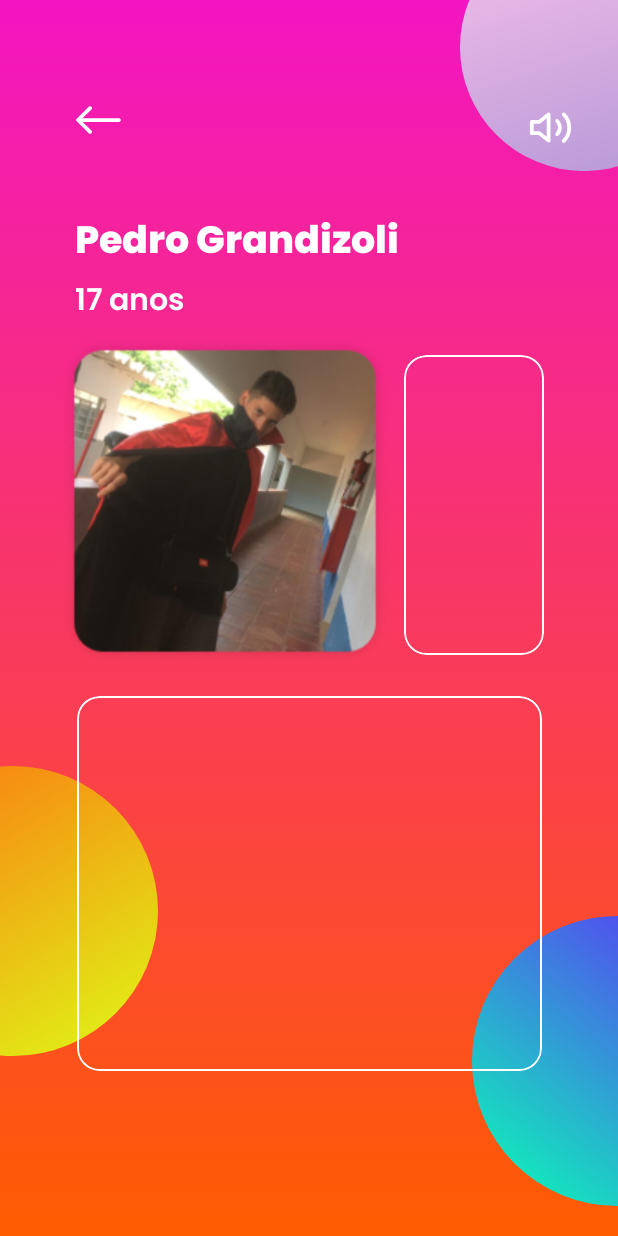
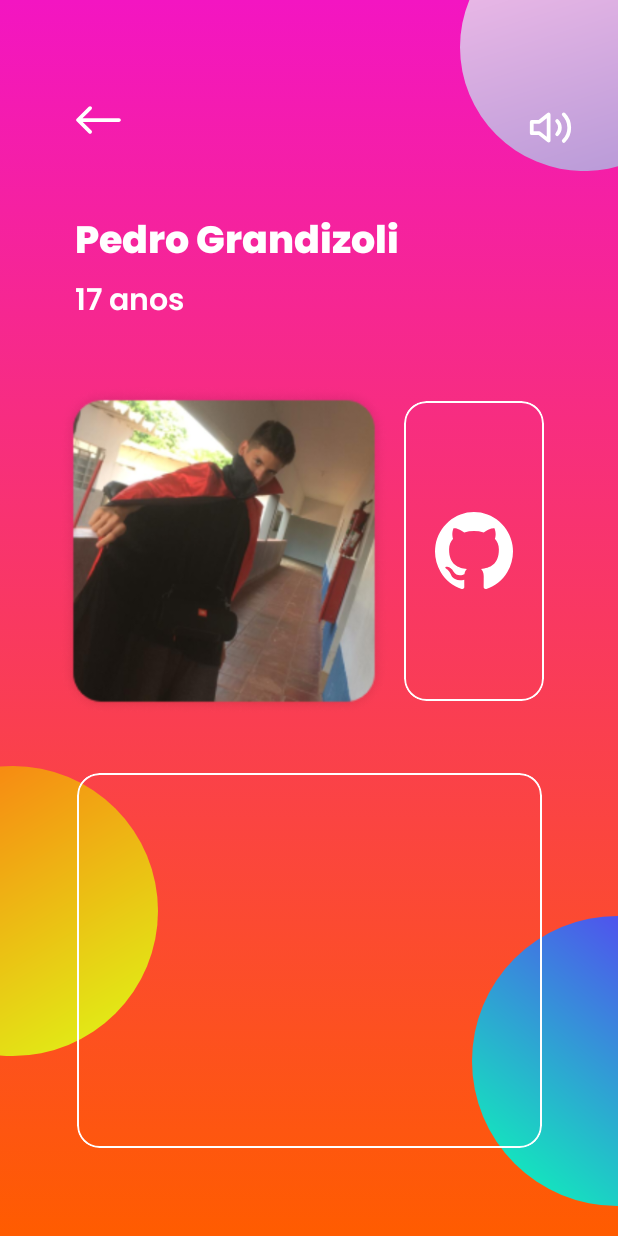
Before and after one commit to pedroh715/actio_app, an Android app: the PedroActivity screen opened directly, with no data from a screen before it, on a phone screen of 412 x 824 dp. Run offline under Robolectric (Android 15) with nearby library versions, the phone set to English and light mode, and no system bars; libraries missing offline, so code that uses them is left out: io.alterac.blurkit; plain views replace BlurLayout.

Commit message:
adding github icons 😸

```diff
--- /dev/null
+++ b/app/src/main/res/drawable/ic_github_icon.xml
@@ -0,0 +1,10 @@
+<vector xmlns:android="http://schemas.android.com/apk/res/android"
+    android:width="52dp"
+    android:height="51dp"
+    android:viewportWidth="52"
+    android:viewportHeight="51">
+  <path
+      android:pathData="M25.9914,0C19.8189,0.0032 13.8488,2.2141 9.1486,6.2373C4.4485,10.2605 1.3247,15.8337 0.3359,21.9602C-0.6529,28.0868 0.5577,34.3673 3.7513,39.6787C6.945,44.9901 11.9133,48.986 17.768,50.952C19.0596,51.1944 19.5461,50.3848 19.5461,49.6965C19.5461,49.0081 19.5203,47.0123 19.5117,44.8303C12.2785,46.4105 10.7501,41.7435 10.7501,41.7435C9.5704,38.713 7.8654,37.9163 7.8654,37.9163C5.5061,36.2972 8.042,36.3275 8.042,36.3275C10.6554,36.5136 12.0288,39.0247 12.0288,39.0247C14.3452,43.0206 18.1124,41.8647 19.5935,41.1893C19.826,39.4966 20.5019,38.345 21.2468,37.6912C15.4689,37.0332 9.3982,34.7906 9.3982,24.7725C9.3624,22.1743 10.3212,19.6618 12.0762,17.7546C11.8092,17.0966 10.918,14.4383 12.3302,10.8277C12.3302,10.8277 14.5131,10.1263 19.4816,13.5075C23.7432,12.3357 28.2396,12.3357 32.5012,13.5075C37.4654,10.1263 39.644,10.8277 39.644,10.8277C41.0605,14.4297 40.1692,17.0879 39.9023,17.7546C41.6629,19.6621 42.6237,22.179 42.5846,24.7811C42.5846,34.8209 36.501,37.0332 30.7145,37.6782C31.6444,38.4922 32.4754,40.081 32.4754,42.5228C32.4754,46.0209 32.4453,48.8349 32.4453,49.6965C32.4453,50.3935 32.9145,51.2074 34.232,50.952C40.0874,48.9858 45.0562,44.9891 48.2498,39.6768C51.4433,34.3646 52.6533,28.0831 51.6634,21.956C50.6735,15.8288 47.5482,10.2556 42.8464,6.2331C38.1447,2.2106 32.1732,0.0012 26,0H25.9914Z"
+      android:fillColor="#ffffff"
+      android:fillType="evenOdd"/>
+</vector>
--- a/app/src/main/res/layout/activity_pedro.xml
+++ b/app/src/main/res/layout/activity_pedro.xml
@@ -1,13 +1,14 @@
 <?xml version="1.0" encoding="utf-8"?>
 <ScrollView
     xmlns:android="http://schemas.android.com/apk/res/android"
+    xmlns:app="http://schemas.android.com/apk/res-auto"
+    xmlns:tools="http://schemas.android.com/tools"
     android:fillViewport="true"
+    android:scrollbars="none"
     android:layout_height="match_parent"
     android:layout_width="match_parent">
 
-    <androidx.constraintlayout.widget.ConstraintLayout xmlns:android="http://schemas.android.com/apk/res/android"
-        xmlns:app="http://schemas.android.com/apk/res-auto"
-        xmlns:tools="http://schemas.android.com/tools"
+    <androidx.constraintlayout.widget.ConstraintLayout
         android:layout_width="match_parent"
         android:layout_height="match_parent"
         tools:context=".PedroActivity"
@@ -75,12 +76,13 @@
             android:id="@+id/materialCardView"
             android:layout_width="220dp"
             android:layout_height="220dp"
-            android:layout_marginStart="40dp"
+            android:layout_marginStart="30dp"
             app:cardBackgroundColor="@color/transparent"
             app:cardElevation="0dp"
-            android:layout_marginTop="5dp"
             app:cardCornerRadius="15dp"
             app:layout_constraintStart_toStartOf="parent"
+            app:layout_constraintBottom_toTopOf="@id/materialCardView2"
+            app:layout_constraintEnd_toStartOf="@id/blurLayout2"
             app:layout_constraintTop_toBottomOf="@+id/textView8">
 
             <ImageView
@@ -100,6 +102,15 @@
             app:layout_constraintEnd_toEndOf="@+id/pedroLink"
             app:layout_constraintStart_toStartOf="@+id/pedroLink" />
 
+        <ImageView
+            android:layout_width="wrap_content"
+            android:layout_height="wrap_content"
+            android:src="@drawable/ic_github_icon"
+            app:layout_constraintBottom_toBottomOf="@+id/blurLayout2"
+            app:layout_constraintEnd_toEndOf="@+id/blurLayout2"
+            app:layout_constraintStart_toStartOf="@+id/blurLayout2"
+            app:layout_constraintTop_toTopOf="@+id/blurLayout2" />
+
         <com.google.android.material.card.MaterialCardView
             android:id="@+id/pedroLink"
             android:layout_width="93dp"
@@ -107,13 +118,13 @@
             android:layout_marginEnd="40dp"
             android:clickable="true"
             android:focusable="true"
-            android:layout_marginBottom="27dp"
             app:cardBackgroundColor="@color/transparent"
             app:cardCornerRadius="15dp"
             app:cardElevation="0dp"
-            app:layout_constraintBottom_toTopOf="@+id/blurLayout"
+            app:layout_constraintBottom_toTopOf="@+id/materialCardView2"
             app:layout_constraintEnd_toEndOf="parent"
             app:layout_constraintStart_toEndOf="@+id/materialCardView"
+            app:layout_constraintTop_toBottomOf="@+id/textView8"
             app:strokeWidth="1dp"></com.google.android.material.card.MaterialCardView>
 
         <io.alterac.blurkit.BlurLayout
@@ -130,15 +141,15 @@
             android:id="@+id/materialCardView2"
             android:layout_width="310dp"
             android:layout_height="250dp"
-            android:layout_marginTop="20dp"
-            app:cardElevation="0dp"
+            android:layout_marginBottom="20dp"
             app:cardBackgroundColor="@color/transparent"
             app:cardCornerRadius="15dp"
+            app:cardElevation="0dp"
+            app:layout_constraintBottom_toBottomOf="parent"
             app:layout_constraintEnd_toEndOf="parent"
             app:layout_constraintStart_toStartOf="parent"
             app:layout_constraintTop_toBottomOf="@+id/materialCardView"
-            app:strokeWidth="1dp">
-        </com.google.android.material.card.MaterialCardView>
+            app:strokeWidth="1dp"></com.google.android.material.card.MaterialCardView>
 
         <ToggleButton
             android:id="@+id/button_sound"
```
Also changed, not shown: app/src/main/res/layout/activity_danilo.xml (+21 -10 lines), app/src/main/res/layout/activity_kaue.xml (+16 -11 lines), app/src/main/res/layout/activity_main.xml (+7 -7 lines).
